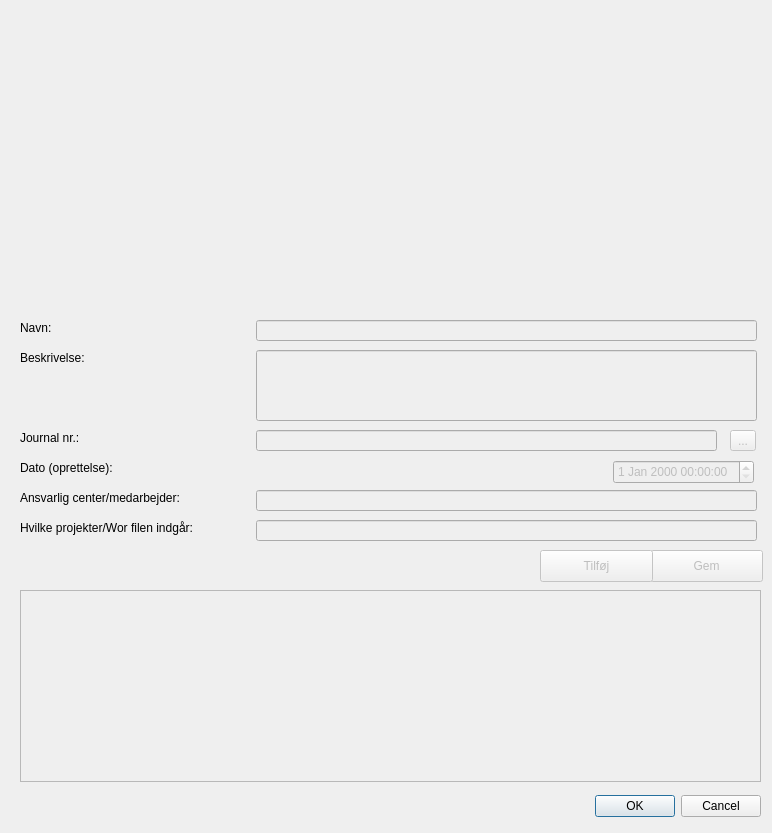
Old version of the form src/MetadataFunctionality/ui/metadata_functionality_dialog.ui in the repository Septima/qgis-metadatafunctionality.
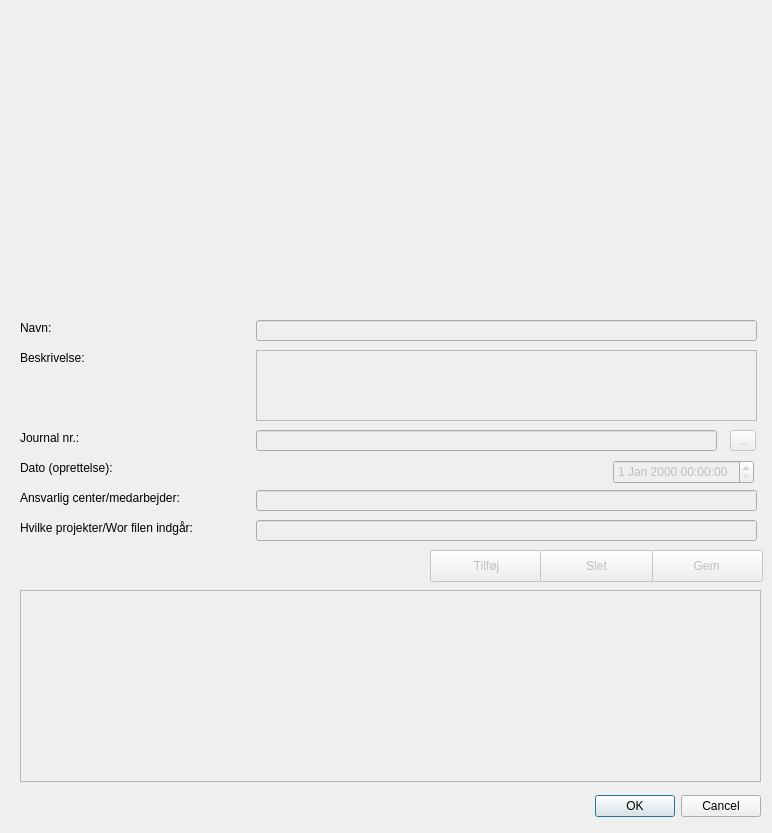
New version of the form.

```diff
--- a/src/MetadataFunctionality/ui/metadata_functionality_dialog.ui
+++ b/src/MetadataFunctionality/ui/metadata_functionality_dialog.ui
@@ -86,19 +86,6 @@
     <string>Beskrivelse:</string>
    </property>
   </widget>
-  <widget class="QLineEdit" name="beskrivelseEdit">
-   <property name="enabled">
-    <bool>false</bool>
-   </property>
-   <property name="geometry">
-    <rect>
-     <x>256</x>
-     <y>350</y>
-     <width>501</width>
-     <height>71</height>
-    </rect>
-   </property>
-  </widget>
   <widget class="QLabel" name="label_3">
    <property name="geometry">
     <rect>
@@ -261,7 +248,7 @@
    </property>
    <property name="geometry">
     <rect>
-     <x>540</x>
+     <x>430</x>
      <y>550</y>
      <width>113</width>
      <height>32</height>
@@ -284,6 +271,35 @@
     </rect>
    </property>
   </widget>
+  <widget class="QPushButton" name="deleteRecordButton">
+   <property name="enabled">
+    <bool>false</bool>
+   </property>
+   <property name="geometry">
+    <rect>
+     <x>540</x>
+     <y>550</y>
+     <width>113</width>
+     <height>32</height>
+    </rect>
+   </property>
+   <property name="text">
+    <string>Slet</string>
+   </property>
+  </widget>
+  <widget class="QTextEdit" name="beskrivelseEdit">
+   <property name="enabled">
+    <bool>false</bool>
+   </property>
+   <property name="geometry">
+    <rect>
+     <x>256</x>
+     <y>350</y>
+     <width>501</width>
+     <height>71</height>
+    </rect>
+   </property>
+  </widget>
  </widget>
  <resources/>
  <connections>
```
